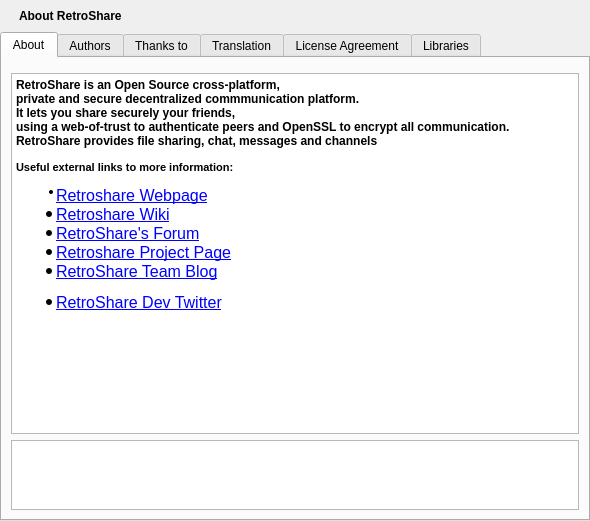
Old version of the form retroshare-gui/src/gui/HelpDialog.ui in the repository RetroShare/RetroShare.
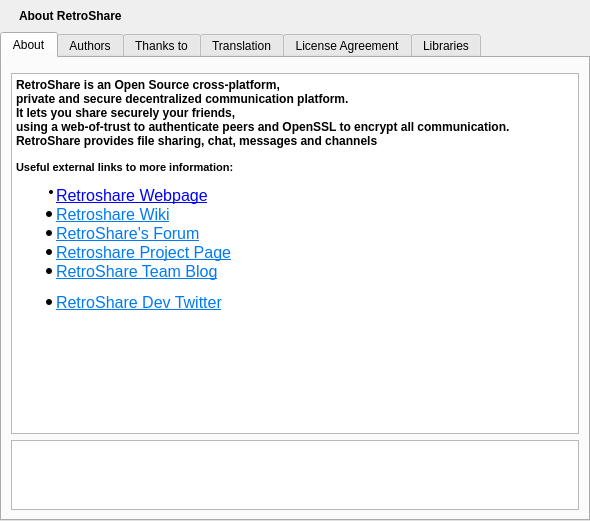
New version of the form. Icons and pictures are not drawn.

```diff
--- a/retroshare-gui/src/gui/HelpDialog.ui
+++ b/retroshare-gui/src/gui/HelpDialog.ui
@@ -60,20 +60,20 @@
           <string>&lt;!DOCTYPE HTML PUBLIC &quot;-//W3C//DTD HTML 4.0//EN&quot; &quot;http://www.w3.org/TR/REC-html40/strict.dtd&quot;&gt;
 &lt;html&gt;&lt;head&gt;&lt;meta name=&quot;qrichtext&quot; content=&quot;1&quot; /&gt;&lt;style type=&quot;text/css&quot;&gt;
 p, li { white-space: pre-wrap; }
-&lt;/style&gt;&lt;/head&gt;&lt;body style=&quot; font-family:'MS Shell Dlg 2'; font-size:9pt; font-weight:400; font-style:normal;&quot;&gt;
-&lt;p align=&quot;justify&quot; style=&quot; margin-top:0px; margin-bottom:0px; margin-left:0px; margin-right:0px; -qt-block-indent:0; text-indent:0px;&quot;&gt;&lt;span style=&quot; font-weight:600;&quot;&gt;RetroShare is an Open Source cross-platform, &lt;/span&gt;&lt;/p&gt;
-&lt;p align=&quot;justify&quot; style=&quot; margin-top:0px; margin-bottom:0px; margin-left:0px; margin-right:0px; -qt-block-indent:0; text-indent:0px;&quot;&gt;&lt;span style=&quot; font-weight:600;&quot;&gt;private and secure decentralized commmunication platform.	&lt;/span&gt;&lt;/p&gt;
-&lt;p align=&quot;justify&quot; style=&quot; margin-top:0px; margin-bottom:0px; margin-left:0px; margin-right:0px; -qt-block-indent:0; text-indent:0px;&quot;&gt;&lt;span style=&quot; font-weight:600;&quot;&gt;It lets you share securely your friends, &lt;/span&gt;&lt;/p&gt;
-&lt;p align=&quot;justify&quot; style=&quot; margin-top:0px; margin-bottom:0px; margin-left:0px; margin-right:0px; -qt-block-indent:0; text-indent:0px;&quot;&gt;&lt;span style=&quot; font-weight:600;&quot;&gt;using a web-of-trust to authenticate peers and OpenSSL to encrypt all communication. &lt;/span&gt;&lt;/p&gt;
-&lt;p align=&quot;justify&quot; style=&quot; margin-top:0px; margin-bottom:0px; margin-left:0px; margin-right:0px; -qt-block-indent:0; text-indent:0px;&quot;&gt;&lt;span style=&quot; font-weight:600;&quot;&gt;RetroShare provides file sharing, chat, messages and channels&lt;/span&gt;&lt;/p&gt;
-&lt;p align=&quot;center&quot; style=&quot;-qt-paragraph-type:empty; margin-top:0px; margin-bottom:0px; margin-left:0px; margin-right:0px; -qt-block-indent:0; text-indent:0px; font-size:8pt;&quot;&gt;&lt;/p&gt;
-&lt;p style=&quot; margin-top:0px; margin-bottom:0px; margin-left:0px; margin-right:0px; -qt-block-indent:0; text-indent:0px;&quot;&gt;&lt;span style=&quot; font-size:8pt; font-weight:600;&quot;&gt;Useful external links to more information:&lt;/span&gt;&lt;/p&gt;
-&lt;ul style=&quot;margin-top: 0px; margin-bottom: 0px; margin-left: 0px; margin-right: 0px; -qt-list-indent: 1;&quot;&gt;&lt;li style=&quot; font-size:8pt;&quot; align=&quot;justify&quot; style=&quot; margin-top:12px; margin-bottom:0px; margin-left:0px; margin-right:0px; -qt-block-indent:0; text-indent:0px;&quot;&gt;&lt;a href=&quot;http://retroshare.sourceforge.net&quot;&gt;&lt;span style=&quot; font-size:12pt; text-decoration: underline; color:#0000ff;&quot;&gt;Retroshare Webpage&lt;/span&gt;&lt;/a&gt;&lt;/li&gt;
-&lt;li style=&quot; font-size:12pt; text-decoration: underline; color:#0000ff;&quot; align=&quot;justify&quot; style=&quot; margin-top:0px; margin-bottom:0px; margin-left:0px; margin-right:0px; -qt-block-indent:0; text-indent:0px;&quot;&gt;&lt;a href=&quot;http://retroshare.sourceforge.net&quot;&gt;Retroshare Wiki&lt;/a&gt;&lt;/li&gt;
-&lt;li style=&quot; font-size:12pt; text-decoration: underline; color:#0000ff;&quot; align=&quot;justify&quot; style=&quot; margin-top:0px; margin-bottom:0px; margin-left:0px; margin-right:0px; -qt-block-indent:0; text-indent:0px;&quot;&gt;&lt;a href=&quot;http://retroshare.sourceforge.net&quot;&gt;RetroShare's Forum&lt;/a&gt;&lt;/li&gt;
-&lt;li style=&quot; font-size:12pt; text-decoration: underline; color:#0000ff;&quot; align=&quot;justify&quot; style=&quot; margin-top:0px; margin-bottom:0px; margin-left:0px; margin-right:0px; -qt-block-indent:0; text-indent:0px;&quot;&gt;&lt;a href=&quot;http://retroshare.sourceforge.net&quot;&gt;Retroshare Project Page&lt;/a&gt;&lt;/li&gt;
-&lt;li style=&quot; font-size:12pt; text-decoration: underline; color:#0000ff;&quot; align=&quot;justify&quot; style=&quot; margin-top:0px; margin-bottom:12px; margin-left:0px; margin-right:0px; -qt-block-indent:0; text-indent:0px;&quot;&gt;&lt;a href=&quot;http://retroshare.sourceforge.net&quot;&gt;RetroShare Team Blog&lt;/a&gt;&lt;/li&gt;
-&lt;li style=&quot; font-size:12pt; text-decoration: underline; color:#0000ff;&quot; align=&quot;justify&quot; style=&quot; margin-top:0px; margin-bottom:12px; margin-left:0px; margin-right:0px; -qt-block-indent:0; text-indent:0px;&quot;&gt;&lt;a href=&quot;http://retroshare.sourceforge.net&quot;&gt;RetroShare Dev Twitter&lt;/a&gt;&lt;/li&gt;&lt;/ul&gt;&lt;/body&gt;&lt;/html&gt;</string>
+&lt;/style&gt;&lt;/head&gt;&lt;body style=&quot; font-family:'Sans'; font-size:9pt; font-weight:400; font-style:normal;&quot;&gt;
+&lt;p align=&quot;justify&quot; style=&quot; margin-top:0px; margin-bottom:0px; margin-left:0px; margin-right:0px; -qt-block-indent:0; text-indent:0px;&quot;&gt;&lt;span style=&quot; font-family:'MS Shell Dlg 2'; font-weight:600;&quot;&gt;RetroShare is an Open Source cross-platform, &lt;/span&gt;&lt;/p&gt;
+&lt;p align=&quot;justify&quot; style=&quot; margin-top:0px; margin-bottom:0px; margin-left:0px; margin-right:0px; -qt-block-indent:0; text-indent:0px;&quot;&gt;&lt;span style=&quot; font-family:'MS Shell Dlg 2'; font-weight:600;&quot;&gt;private and secure decentralized communication platform.	&lt;/span&gt;&lt;/p&gt;
+&lt;p align=&quot;justify&quot; style=&quot; margin-top:0px; margin-bottom:0px; margin-left:0px; margin-right:0px; -qt-block-indent:0; text-indent:0px;&quot;&gt;&lt;span style=&quot; font-family:'MS Shell Dlg 2'; font-weight:600;&quot;&gt;It lets you share securely your friends, &lt;/span&gt;&lt;/p&gt;
+&lt;p align=&quot;justify&quot; style=&quot; margin-top:0px; margin-bottom:0px; margin-left:0px; margin-right:0px; -qt-block-indent:0; text-indent:0px;&quot;&gt;&lt;span style=&quot; font-family:'MS Shell Dlg 2'; font-weight:600;&quot;&gt;using a web-of-trust to authenticate peers and OpenSSL to encrypt all communication. &lt;/span&gt;&lt;/p&gt;
+&lt;p align=&quot;justify&quot; style=&quot; margin-top:0px; margin-bottom:0px; margin-left:0px; margin-right:0px; -qt-block-indent:0; text-indent:0px;&quot;&gt;&lt;span style=&quot; font-family:'MS Shell Dlg 2'; font-weight:600;&quot;&gt;RetroShare provides file sharing, chat, messages and channels&lt;/span&gt;&lt;/p&gt;
+&lt;p align=&quot;center&quot; style=&quot;-qt-paragraph-type:empty; margin-top:0px; margin-bottom:0px; margin-left:0px; margin-right:0px; -qt-block-indent:0; text-indent:0px; font-family:'MS Shell Dlg 2'; font-size:8pt;&quot;&gt;&lt;br /&gt;&lt;/p&gt;
+&lt;p style=&quot; margin-top:0px; margin-bottom:0px; margin-left:0px; margin-right:0px; -qt-block-indent:0; text-indent:0px;&quot;&gt;&lt;span style=&quot; font-family:'MS Shell Dlg 2'; font-size:8pt; font-weight:600;&quot;&gt;Useful external links to more information:&lt;/span&gt;&lt;/p&gt;
+&lt;ul style=&quot;margin-top: 0px; margin-bottom: 0px; margin-left: 0px; margin-right: 0px; -qt-list-indent: 1;&quot;&gt;&lt;li style=&quot; font-family:'MS Shell Dlg 2'; font-size:8pt;&quot; align=&quot;justify&quot; style=&quot; margin-top:12px; margin-bottom:0px; margin-left:0px; margin-right:0px; -qt-block-indent:0; text-indent:0px;&quot;&gt;&lt;a href=&quot;http://retroshare.sourceforge.net&quot;&gt;&lt;span style=&quot; font-size:12pt; text-decoration: underline; color:#0000ff;&quot;&gt;Retroshare Webpage&lt;/span&gt;&lt;/a&gt;&lt;/li&gt;
+&lt;li style=&quot; font-family:'MS Shell Dlg 2'; font-size:12pt; text-decoration: underline; color:#0000ff;&quot; align=&quot;justify&quot; style=&quot; margin-top:0px; margin-bottom:0px; margin-left:0px; margin-right:0px; -qt-block-indent:0; text-indent:0px;&quot;&gt;&lt;a href=&quot;http://retroshare.sourceforge.net&quot;&gt;&lt;span style=&quot; color:#007af4;&quot;&gt;Retroshare Wiki&lt;/span&gt;&lt;/a&gt;&lt;/li&gt;
+&lt;li style=&quot; font-family:'MS Shell Dlg 2'; font-size:12pt; text-decoration: underline; color:#0000ff;&quot; align=&quot;justify&quot; style=&quot; margin-top:0px; margin-bottom:0px; margin-left:0px; margin-right:0px; -qt-block-indent:0; text-indent:0px;&quot;&gt;&lt;a href=&quot;http://retroshare.sourceforge.net&quot;&gt;&lt;span style=&quot; color:#007af4;&quot;&gt;RetroShare's Forum&lt;/span&gt;&lt;/a&gt;&lt;/li&gt;
+&lt;li style=&quot; font-family:'MS Shell Dlg 2'; font-size:12pt; text-decoration: underline; color:#0000ff;&quot; align=&quot;justify&quot; style=&quot; margin-top:0px; margin-bottom:0px; margin-left:0px; margin-right:0px; -qt-block-indent:0; text-indent:0px;&quot;&gt;&lt;a href=&quot;http://retroshare.sourceforge.net&quot;&gt;&lt;span style=&quot; color:#007af4;&quot;&gt;Retroshare Project Page&lt;/span&gt;&lt;/a&gt;&lt;/li&gt;
+&lt;li style=&quot; font-family:'MS Shell Dlg 2'; font-size:12pt; text-decoration: underline; color:#0000ff;&quot; align=&quot;justify&quot; style=&quot; margin-top:0px; margin-bottom:12px; margin-left:0px; margin-right:0px; -qt-block-indent:0; text-indent:0px;&quot;&gt;&lt;a href=&quot;http://retroshare.sourceforge.net&quot;&gt;&lt;span style=&quot; color:#007af4;&quot;&gt;RetroShare Team Blog&lt;/span&gt;&lt;/a&gt;&lt;/li&gt;
+&lt;li style=&quot; font-family:'MS Shell Dlg 2'; font-size:12pt; text-decoration: underline; color:#0000ff;&quot; align=&quot;justify&quot; style=&quot; margin-top:0px; margin-bottom:12px; margin-left:0px; margin-right:0px; -qt-block-indent:0; text-indent:0px;&quot;&gt;&lt;a href=&quot;http://retroshare.sourceforge.net&quot;&gt;&lt;span style=&quot; color:#007af4;&quot;&gt;RetroShare Dev Twitter&lt;/span&gt;&lt;/a&gt;&lt;/li&gt;&lt;/ul&gt;&lt;/body&gt;&lt;/html&gt;</string>
          </property>
          <property name="openExternalLinks">
           <bool>true</bool>
```
Left out of the diff: 118 changed lines with no effect on the pictures.
